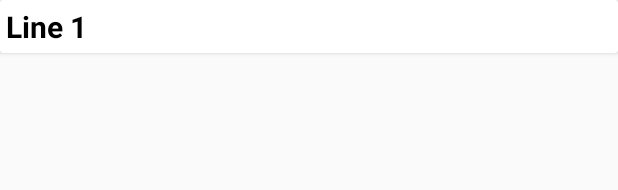
After one commit to mglaser001/WorkoutIntervalTimer, an Android app: the layout database_item_layout.xml on its own in the app's theme, with its tools: preview values and no code run, on a phone screen of 412 x 824 dp. The commit adds this screen. Shown: the top 190 px of the screen. Run offline under Robolectric (Android 15) with nearby library versions, the phone set to English and light mode, and no system bars.

Commit message:
Add Database Add LoadScreen

```diff
--- a/app/build.gradle
+++ b/app/build.gradle
@@ -25,4 +25,6 @@ dependencies {
     testImplementation 'junit:junit:4.12'
     androidTestImplementation 'com.android.support.test:runner:1.0.2'
     androidTestImplementation 'com.android.support.test.espresso:espresso-core:3.0.2'
+    implementation 'com.android.support:recyclerview-v7:28.0.0'
+    implementation 'com.android.support:cardview-v7:28.0.0'
 }
--- a/app/src/main/AndroidManifest.xml
+++ b/app/src/main/AndroidManifest.xml
@@ -9,6 +9,7 @@
         android:roundIcon="@mipmap/ic_launcher_round"
         android:supportsRtl="true"
         android:theme="@style/AppTheme">
+        <activity android:name=".LoadTimerActivity"></activity>
         <activity android:name=".SimpleTimerActivity" />
         <activity android:name=".SimpleTimerMenuActivity" />
         <activity android:name=".MainActivity">
--- /dev/null
+++ b/app/src/main/res/layout/database_item_layout.xml
@@ -0,0 +1,19 @@
+<?xml version="1.0" encoding="utf-8"?>
+<android.support.v7.widget.CardView xmlns:android="http://schemas.android.com/apk/res/android"
+    android:layout_width="match_parent"
+    android:layout_height="wrap_content"
+    >
+    <RelativeLayout
+        android:layout_width="match_parent"
+        android:layout_height="match_parent"
+        android:layout_margin="4dp">
+        <TextView
+            android:layout_width="wrap_content"
+            android:layout_height="wrap_content"
+            android:text="Line 1"
+            android:textSize="20sp"
+            android:textStyle="bold"
+            android:textColor="@android:color/black"/>
+    </RelativeLayout>
+
+</android.support.v7.widget.CardView>
```
Also changed, not shown: app/src/main/java/com/mg/database/DatabaseHelper.java (+42 -4 lines), app/src/main/java/com/mg/workoutintervalapp/LoadTimerActivity.java (added, +13 -0 lines), app/src/main/java/com/mg/workoutintervalapp/MainActivity.java (+11 -4 lines), app/src/main/java/com/mg/workoutintervalapp/SimpleTimerMenuActivity.java (+15 -10 lines), app/src/main/res/layout/activity_load_timer.xml (added, +19 -0 lines).
